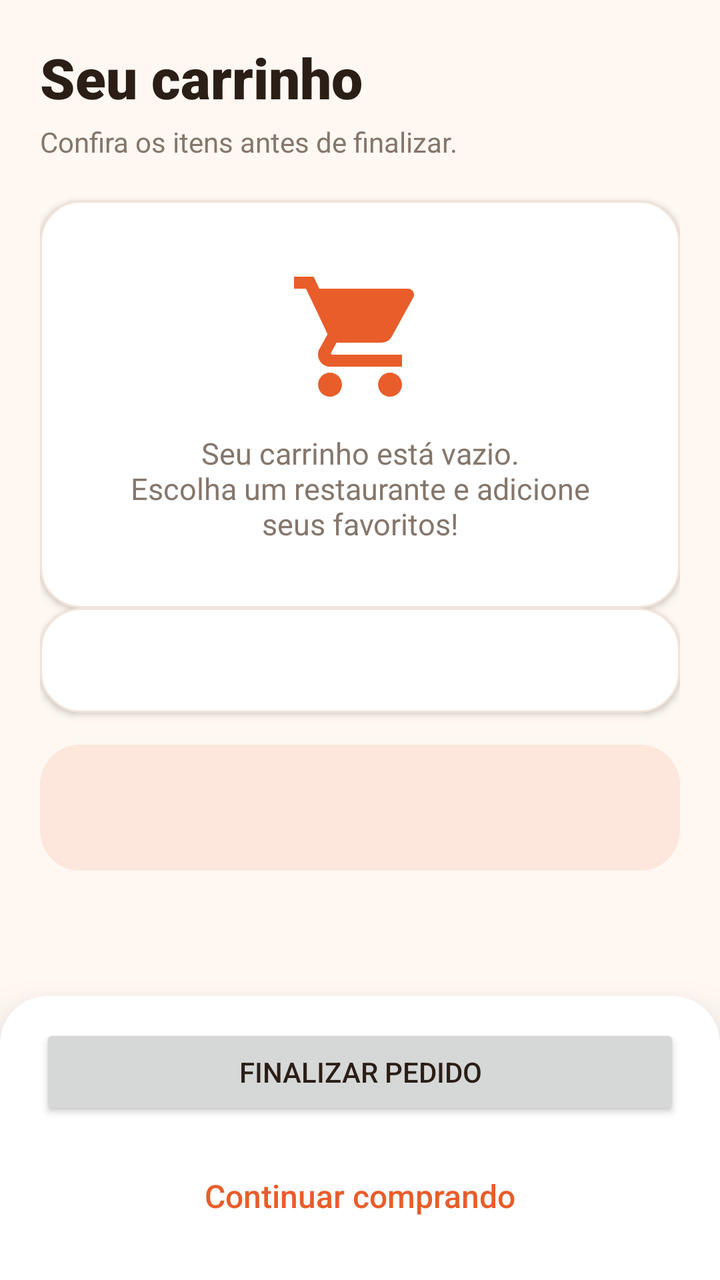
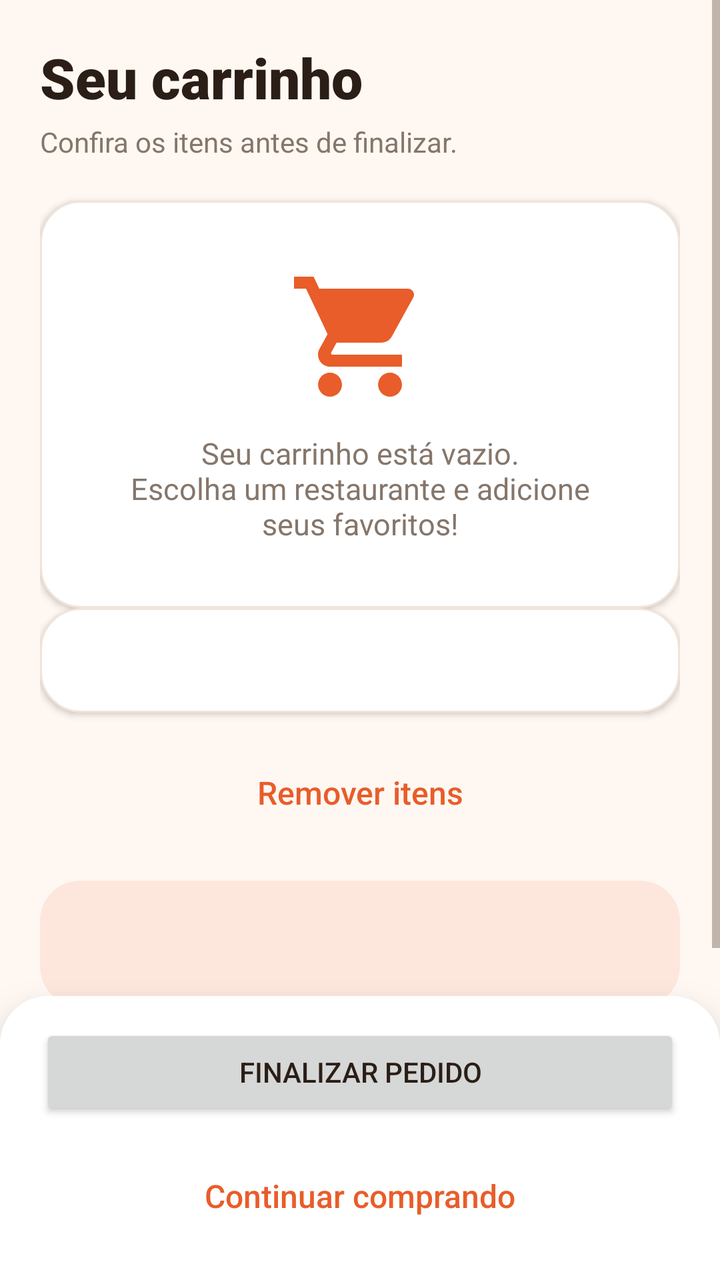

Two renders of the same Android screen: before a commit and after it. Below are the layout's source before the change and the commit's diff.
<!-- AndroidManifest.xml: application theme Theme.Delivery -->
<!-- res/layout/activity_carrinho.xml -->
<?xml version="1.0" encoding="utf-8"?>
<LinearLayout xmlns:android="http://schemas.android.com/apk/res/android"
    android:layout_width="match_parent"
    android:layout_height="match_parent"
    android:orientation="vertical"
    android:background="@color/fundo">

    <ScrollView
        android:layout_width="match_parent"
        android:layout_height="0dp"
        android:layout_weight="1"
        android:clipToPadding="false">

        <LinearLayout
            android:layout_width="match_parent"
            android:layout_height="wrap_content"
            android:orientation="vertical"
            android:padding="20dp"
            android:paddingTop="28dp">

            <TextView
                style="@style/Texto.TituloGrande"
                android:layout_width="wrap_content"
                android:layout_height="wrap_content"
                android:text="Seu carrinho" />

            <TextView
                style="@style/Texto.Suave"
                android:layout_width="wrap_content"
                android:layout_height="wrap_content"
                android:layout_marginTop="4dp"
                android:layout_marginBottom="20dp"
                android:text="Confira os itens antes de finalizar." />

            
            <TextView
                android:id="@+id/tvVazio"
                style="@style/Cartao"
                android:layout_width="match_parent"
                android:layout_height="wrap_content"
                android:drawableTop="@drawable/ic_carrinho"
                android:drawablePadding="12dp"
                android:gravity="center"
                android:padding="32dp"
                android:text="Seu carrinho está vazio.\nEscolha um restaurante e adicione seus favoritos!"
                android:textColor="@color/texto_suave"
                android:textSize="15sp" />

            
            <TextView
                android:id="@+id/tvItens"
                style="@style/Cartao"
                android:layout_width="match_parent"
                android:layout_height="wrap_content"
                android:lineSpacingExtra="10dp"
                android:textColor="@color/texto"
                android:textSize="15sp" />

            <TextView
                android:id="@+id/tvTotal"
                android:layout_width="match_parent"
                android:layout_height="wrap_content"
                android:layout_marginTop="16dp"
                android:background="@drawable/bg_cartao_destaque"
                android:fontFamily="sans-serif-black"
                android:padding="18dp"
                android:textColor="@color/primaria_escura"
                android:textSize="20sp" />
        </LinearLayout>

    </ScrollView>

    <LinearLayout
        style="@style/BarraInferior"
        android:layout_width="match_parent"
        android:layout_height="wrap_content"
        android:orientation="vertical">
        <Button
            android:id="@+id/btnFinalizarPedido"
            android:layout_width="match_parent"
            android:layout_height="wrap_content"
            android:text="Finalizar pedido" />

        <Button
            android:id="@+id/btnContinuarComprando"
            style="@style/Botao.Secundario"
            android:layout_width="match_parent"
            android:layout_height="wrap_content"
            android:text="Continuar comprando"
            android:layout_marginTop="10dp" />
    </LinearLayout>
</LinearLayout>
<!-- resources referenced by this layout -->
<resources>
  <color name="fundo">#FFF8F2</color>
  <color name="primaria_escura">#C94A1C</color>
  <color name="texto">#2A1E17</color>
  <color name="texto_suave">#85766B</color>
  <!-- drawable bg_cartao_destaque (drawable) -->
  <?xml version="1.0" encoding="utf-8"?>
  <shape xmlns:android="http://schemas.android.com/apk/res/android"
      android:shape="rectangle">
      <solid android:color="@color/primaria_clara" />
      <corners android:radius="20dp" />
  </shape>
  <style name="BarraInferior">
          <item name="android:background">@drawable/bg_barra_inferior</item>
          <item name="android:elevation">16dp</item>
          <item name="android:paddingStart">20dp</item>
          <item name="android:paddingEnd">20dp</item>
          <item name="android:paddingTop">14dp</item>
          <item name="android:paddingBottom">14dp</item>
      </style>
  <style name="Botao.Secundario" parent="Widget.MaterialComponents.Button.OutlinedButton">
          <item name="strokeColor">@color/primaria</item>
          <item name="strokeWidth">1.5dp</item>
          <item name="backgroundTint">@color/superficie</item>
          <item name="android:textColor">@color/primaria</item>
          <item name="cornerRadius">16dp</item>
          <item name="android:textAllCaps">false</item>
          <item name="android:textSize">16sp</item>
          <item name="android:fontFamily">sans-serif-medium</item>
          <item name="android:letterSpacing">0</item>
          <item name="android:minHeight">56dp</item>
          <item name="android:insetTop">0dp</item>
          <item name="android:insetBottom">0dp</item>
      </style>
  <style name="Cartao">
          <item name="android:background">@drawable/bg_cartao</item>
          <item name="android:elevation">2dp</item>
          <item name="android:padding">16dp</item>
      </style>
  <style name="Texto.Suave">
          <item name="android:textColor">@color/texto_suave</item>
          <item name="android:textSize">14sp</item>
      </style>
  <style name="Texto.TituloGrande">
          <item name="android:textSize">28sp</item>
          <item name="android:fontFamily">sans-serif-black</item>
      </style>
  <color name="primaria_clara">#FDE7DC</color>
  <color name="primaria">#E85D2A</color>
  <!-- drawable bg_barra_inferior (drawable) -->
  <?xml version="1.0" encoding="utf-8"?>
  <shape xmlns:android="http://schemas.android.com/apk/res/android"
      android:shape="rectangle">
      <solid android:color="@color/superficie" />
      <corners android:topLeftRadius="24dp" android:topRightRadius="24dp" />
  </shape>
  <color name="superficie">#FFFFFF</color>
  <!-- drawable bg_cartao (drawable) -->
  <?xml version="1.0" encoding="utf-8"?>
  <shape xmlns:android="http://schemas.android.com/apk/res/android"
      android:shape="rectangle">
      <solid android:color="@color/superficie" />
      <corners android:radius="20dp" />
      <stroke android:width="1dp" android:color="@color/linha" />
  </shape>
  <color name="branco">#FFFFFF</color>
  <style name="Botao.Principal" parent="Widget.MaterialComponents.Button.UnelevatedButton">
          <item name="backgroundTint">@color/primaria</item>
          <item name="android:textColor">@color/branco</item>
          <item name="cornerRadius">16dp</item>
          <item name="android:textAllCaps">false</item>
          <item name="android:textSize">16sp</item>
          <item name="android:fontFamily">sans-serif-medium</item>
          <item name="android:letterSpacing">0</item>
          <item name="android:minHeight">56dp</item>
          <item name="android:insetTop">0dp</item>
          <item name="android:insetBottom">0dp</item>
      </style>
  <color name="linha">#F1E4D9</color>
  <!-- unchanged entries left out for length: 2 -->
</resources>

<!-- the commit's change to res/layout/activity_carrinho.xml (unified diff, before → after) -->
@@ -2,8 +2,7 @@
 <LinearLayout xmlns:android="http://schemas.android.com/apk/res/android"
     android:layout_width="match_parent"
     android:layout_height="match_parent"
-    android:orientation="vertical"
-    android:background="@color/fundo">
+    android:orientation="vertical">
 
     <ScrollView
         android:layout_width="match_parent"
@@ -56,6 +55,15 @@
                 android:textColor="@color/texto"
                 android:textSize="15sp" />
 
+            
+            <Button
+                android:id="@+id/btnRemoverItens"
+                style="@style/Botao.Secundario"
+                android:layout_width="match_parent"
+                android:layout_height="wrap_content"
+                android:layout_marginTop="12dp"
+                android:text="Remover itens" />
+
             <TextView
                 android:id="@+id/tvTotal"
                 android:layout_width="match_parent"
